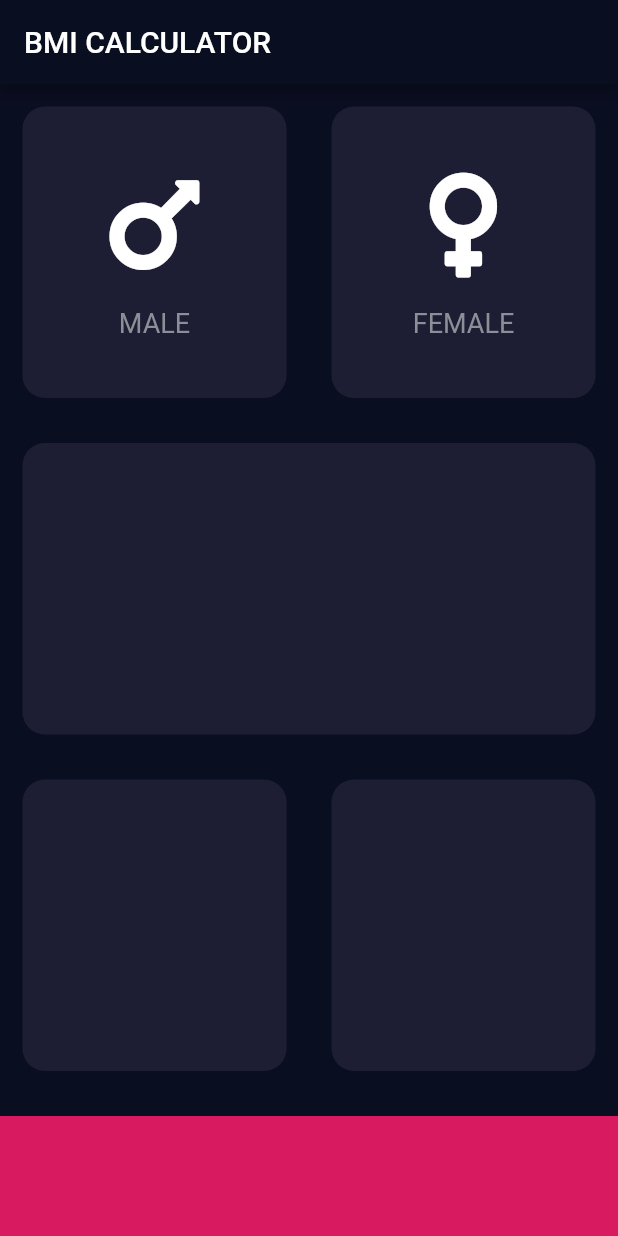
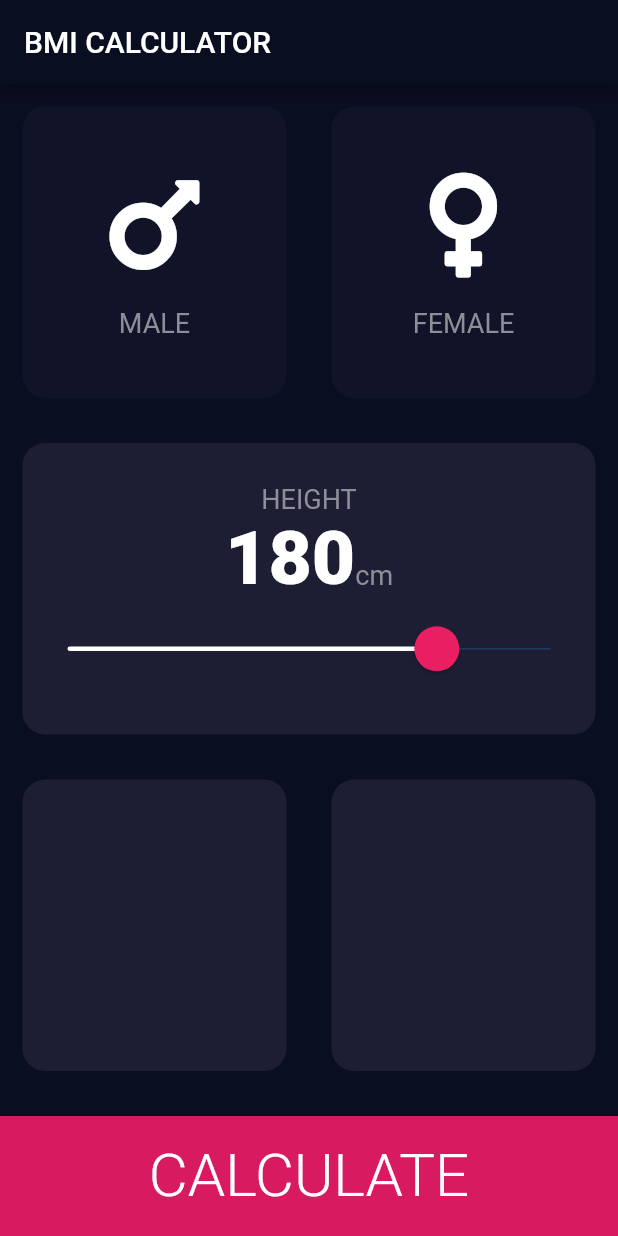
Before and after one commit to ayushmall06/Body_Mass_Calculator_Flutter, a Flutter app: the screen it shows after launch, on a phone screen of 412 x 824 dp. Run offline on Flutter 3.47's test engine with Material 2 defaults, Android fonts, the phone set to English and light mode, and no system bars; our stand-ins replace font_awesome_flutter.

Commit message:
Added design to Slider

```diff
--- a/lib/card_content.dart
+++ b/lib/card_content.dart
@@ -1,4 +1,5 @@
 import 'package:flutter/material.dart';
+import 'constants.dart';
 
 class CardContent extends StatelessWidget {
 
@@ -16,10 +17,7 @@ class CardContent extends StatelessWidget {
         SizedBox(
           height: 15,
         ),
-        Text(text, style: TextStyle(
-          fontSize: 18,
-          color: Color(0xFF8D8E98),
-        ),
+        Text(text, style: kLabelTextStyle,
         ),
       ],
     );
--- /dev/null
+++ b/lib/constants.dart
@@ -0,0 +1,16 @@
+import 'package:flutter/material.dart';
+
+const kActiveCardColor = Color(0xFF1D1E33);
+const kBottomContainerHeight = 80.0;
+final kBottomContainerColor = Colors.pink.shade600;
+const kInActiveCardColor = Color(0xFF111328);
+
+const kNumberTextStyle = TextStyle(
+    fontSize: 50.0,
+    fontWeight: FontWeight.w900
+);
+
+const kLabelTextStyle = TextStyle(
+  fontSize: 18,
+  color: Color(0xFF8D8E98),
+);
--- a/lib/input_page.dart
+++ b/lib/input_page.dart
@@ -1,11 +1,15 @@
+import 'package:flutter/cupertino.dart';
 import 'package:flutter/material.dart';
 import 'package:font_awesome_flutter/font_awesome_flutter.dart';
 import 'card_content.dart';
 import 'reuseable_card.dart';
+import 'constants.dart';
 
-const activeCardColor = Color(0xFF1D1E33);
-const bottomContainerHeight = 80.0;
-final bottomContainerColor = Colors.pink.shade600;
+enum Gender{
+  male,
+  female,
+  other
+}
 
 
 class InputPage extends StatefulWidget {
@@ -18,6 +22,11 @@ class InputPage extends StatefulWidget {
 
 
 class _InputPageState extends State<InputPage> {
+
+  Gender selectedGender = Gender.other;
+
+  int height = 180;
+
   @override
   Widget build(BuildContext context) {
     return Scaffold(
@@ -25,13 +34,19 @@ class _InputPageState extends State<InputPage> {
         title: Text('BMI CALCULATOR'),
       ),
       body: Column(
+        crossAxisAlignment: CrossAxisAlignment.stretch,
         children: [
           Expanded(
             child: Row(
               children: [
                 Expanded(child:
                 ReUseableWidget(
-                  colour :activeCardColor,
+                  onPress: () {
+                    setState(() {
+                      selectedGender = Gender.male;
+                    });
+                  },
+                  colour : selectedGender == Gender.male? kActiveCardColor : kInActiveCardColor,
                   cardChild: CardContent(
                     icon: FontAwesomeIcons.mars,
                     text: 'MALE',
@@ -39,7 +54,12 @@ class _InputPageState extends State<InputPage> {
                 )),
                 Expanded(child:
                     ReUseableWidget(
-                      colour : activeCardColor,
+                      onPress: () {
+                        setState(() {
+                          selectedGender = Gender.female;
+                        });
+                      },
+                      colour : selectedGender == Gender.female ? kActiveCardColor : kInActiveCardColor,
                       cardChild: CardContent(
                         icon: FontAwesomeIcons.venus,
                         text: 'FEMALE',
@@ -53,8 +73,57 @@ class _InputPageState extends State<InputPage> {
           ),
           Expanded(child:
               ReUseableWidget(
+                onPress: () {},
+
                 colour : Color(0xFF1D1E33),
-                cardChild: Container(),
+                cardChild: Column(
+                  mainAxisAlignment: MainAxisAlignment.center,
+                  children: [
+
+                    Text("HEIGHT",
+                    style: kLabelTextStyle,
+                    ),
+                    Row(
+                      mainAxisAlignment: MainAxisAlignment.center,
+                      crossAxisAlignment: CrossAxisAlignment.baseline,
+                      textBaseline: TextBaseline.alphabetic,
+                      children: [
+                        Text(height.toString(),
+                          style: kNumberTextStyle,
+                        ),
+                        Text('cm',
+                        style: kLabelTextStyle,
+                        ),
+                      ],
+                    ),
+                    SliderTheme(
+                      data: SliderTheme.of(context).copyWith(
+                        thumbShape: RoundSliderThumbShape(enabledThumbRadius: 15.0),
+                        overlayShape: RoundSliderOverlayShape(overlayRadius: 30.0),
+                        thumbColor: Colors.pink,
+                        activeTrackColor: Colors.white,
+                        overlayColor: Color(0x29EB1555),
+                        trackHeight: 1.0,
+
+                      ),
+
+                      child: Slider(
+
+                        value: height.toDouble(),
+                        min: 50.0,
+                        max: 220.0,
+                        onChanged: (double newValue) {
+                          setState(() {
+                            height = newValue.toInt();
+                            print(newValue.toInt());
+                          });
+                        },
+
+
+                      ),
+                    )
+                  ],
+                ),
               )
                        ),
           Expanded(
@@ -62,12 +131,14 @@ class _InputPageState extends State<InputPage> {
               children: [
                 Expanded(child:
                     ReUseableWidget(
+                      onPress: () {},
                       colour : Color(0xFF1D1E33),
                       cardChild: Container(),
                     )
                           ),
                 Expanded(child:
                 ReUseableWidget(
+                  onPress: () {},
                   colour : Color(0xFF1D1E33),
                   cardChild: Container(),
                 ))
@@ -75,10 +146,17 @@ class _InputPageState extends State<InputPage> {
             ),
           ),
           Container(
-            height: bottomContainerHeight,
+            height: kBottomContainerHeight,
             width: double.infinity,
-            color: bottomContainerColor,
+            color: kBottomContainerColor,
             margin: EdgeInsets.only(top:15),
+            child: Center(
+              child: Text('CALCULATE',
+              style: TextStyle(
+                fontSize: 40.0,
+                fontWeight: FontWeight.w300
+              ),),
+            ),
           )
 
         ],)
--- a/lib/reuseable_card.dart
+++ b/lib/reuseable_card.dart
@@ -2,20 +2,27 @@ import 'package:flutter/material.dart';
 
 
 class ReUseableWidget extends StatelessWidget {
-  ReUseableWidget({required this.colour, required this.cardChild});
+  ReUseableWidget({required this.colour, required this.cardChild,required this.onPress});
 
   final Color colour;
   final Widget cardChild;
+  final Function onPress;
 
 
   @override
   Widget build(BuildContext context) {
-    return Container(
-      child: cardChild,
-      margin: EdgeInsets.all(15.0),
-      decoration: BoxDecoration(
-        color: colour,
-        borderRadius: BorderRadius.circular(15.0),
+    return GestureDetector(
+      onTap: () {
+        onPress();
+      },
+      child: Container(
+
+        child: cardChild,
+        margin: EdgeInsets.all(15.0),
+        decoration: BoxDecoration(
+          color: colour,
+          borderRadius: BorderRadius.circular(15.0),
+        ),
       ),
     );
   }
```
